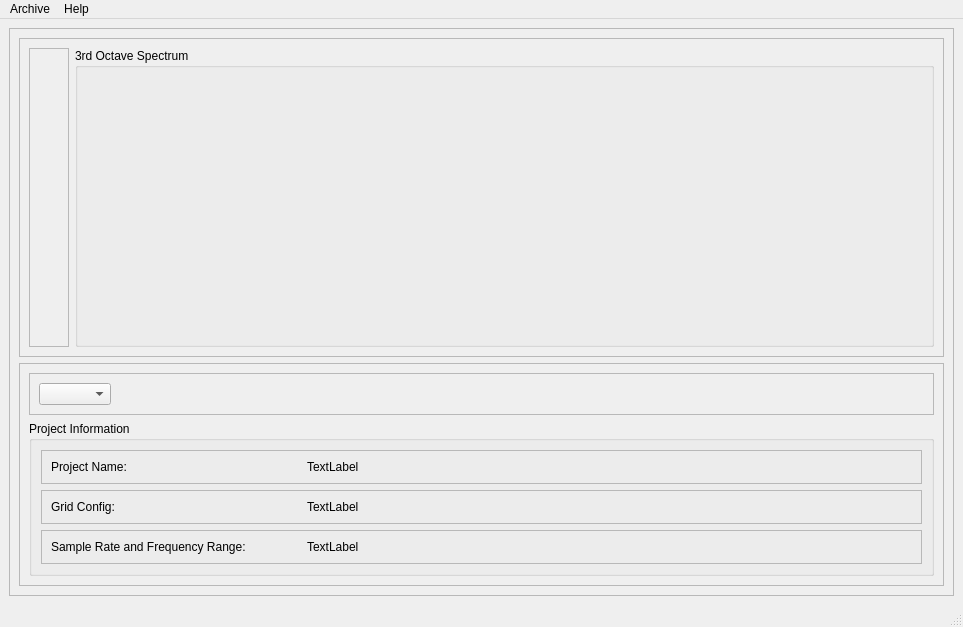
Qt form resources/ui/DisplayResults.ui (TheHawz/Quick-Scan) before a commit.
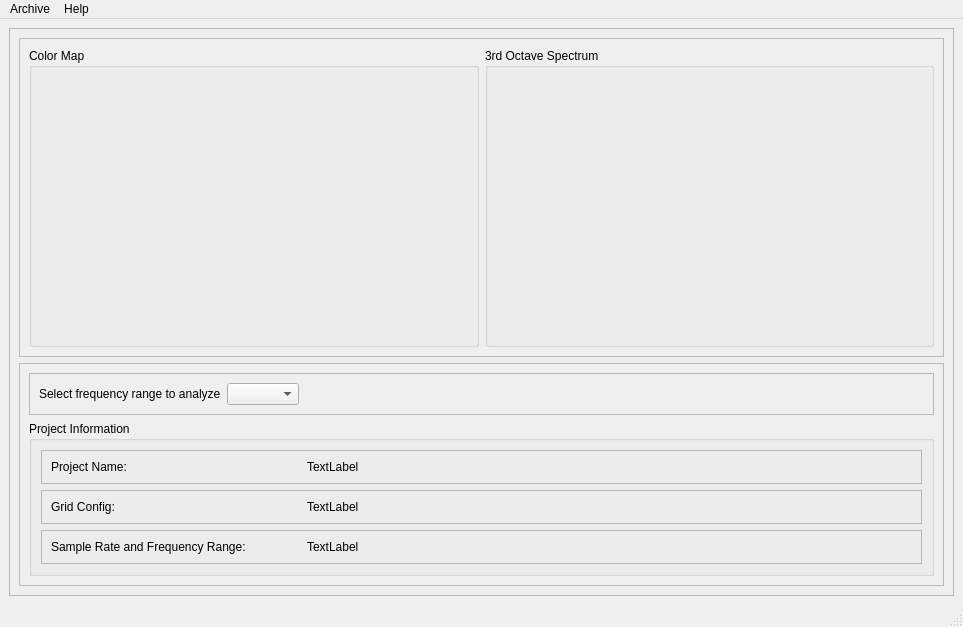
The same form after that commit.

The edit to the form file:
```diff
--- a/resources/ui/DisplayResults.ui
+++ b/resources/ui/DisplayResults.ui
@@ -26,6 +26,12 @@
       <layout class="QVBoxLayout" name="verticalLayout">
        <item>
         <widget class="QFrame" name="frame_2">
+         <property name="sizePolicy">
+          <sizepolicy hsizetype="Expanding" vsizetype="Expanding">
+           <horstretch>0</horstretch>
+           <verstretch>0</verstretch>
+          </sizepolicy>
+         </property>
          <property name="frameShape">
           <enum>QFrame::StyledPanel</enum>
          </property>
@@ -34,16 +40,19 @@
          </property>
          <layout class="QHBoxLayout" name="horizontalLayout_2">
           <item>
-           <widget class="QFrame" name="frame_5">
-            <property name="frameShape">
-             <enum>QFrame::StyledPanel</enum>
-            </property>
-            <property name="frameShadow">
-             <enum>QFrame::Raised</enum>
+           <widget class="QGroupBox" name="gb_color_map">
+            <property name="title">
+             <string>Color Map</string>
             </property>
             <layout class="QVBoxLayout" name="verticalLayout_4">
              <item>
               <widget class="QLabel" name="bg_img_label">
+               <property name="sizePolicy">
+                <sizepolicy hsizetype="Preferred" vsizetype="Preferred">
+                 <horstretch>0</horstretch>
+                 <verstretch>0</verstretch>
+                </sizepolicy>
+               </property>
                <property name="text">
                 <string/>
                </property>
@@ -68,7 +77,7 @@
           <item>
            <widget class="QGroupBox" name="spectrum_groupBox">
             <property name="sizePolicy">
-             <sizepolicy hsizetype="Expanding" vsizetype="Expanding">
+             <sizepolicy hsizetype="Preferred" vsizetype="Expanding">
               <horstretch>0</horstretch>
               <verstretch>0</verstretch>
              </sizepolicy>
@@ -108,6 +117,13 @@
              <enum>QFrame::Raised</enum>
             </property>
             <layout class="QHBoxLayout" name="horizontalLayout_4">
+             <item>
+              <widget class="QLabel" name="label">
+               <property name="text">
+                <string>Select frequency range to analyze</string>
+               </property>
+              </widget>
+             </item>
              <item>
               <widget class="QComboBox" name="freq_cb"/>
              </item>
```
